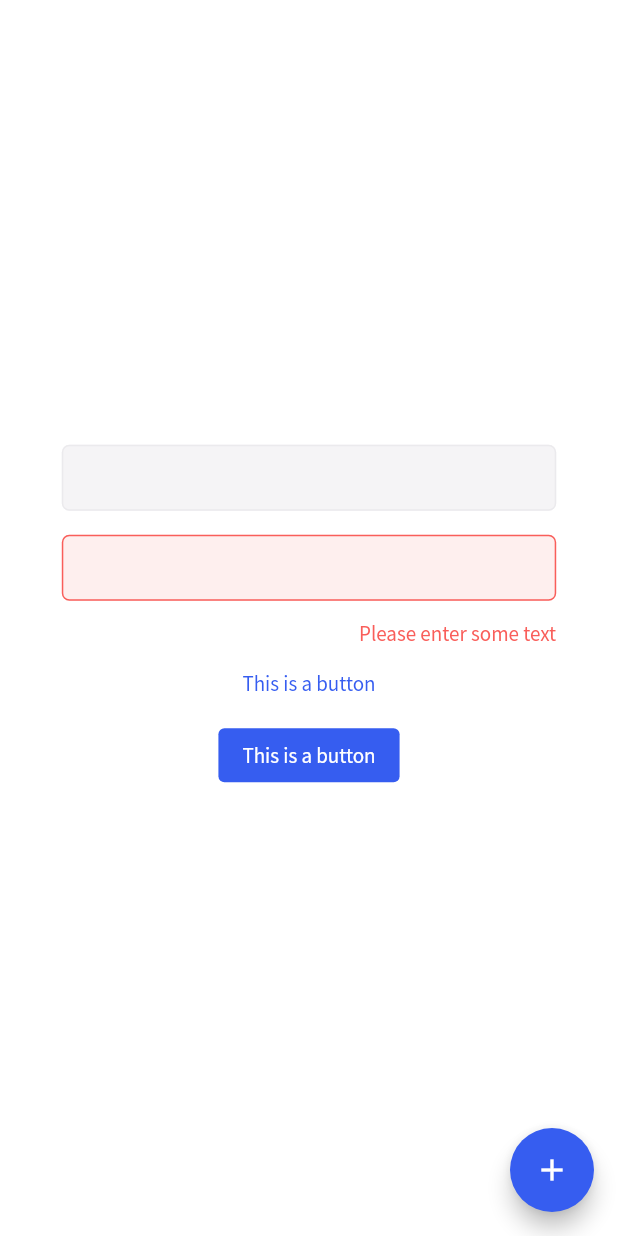
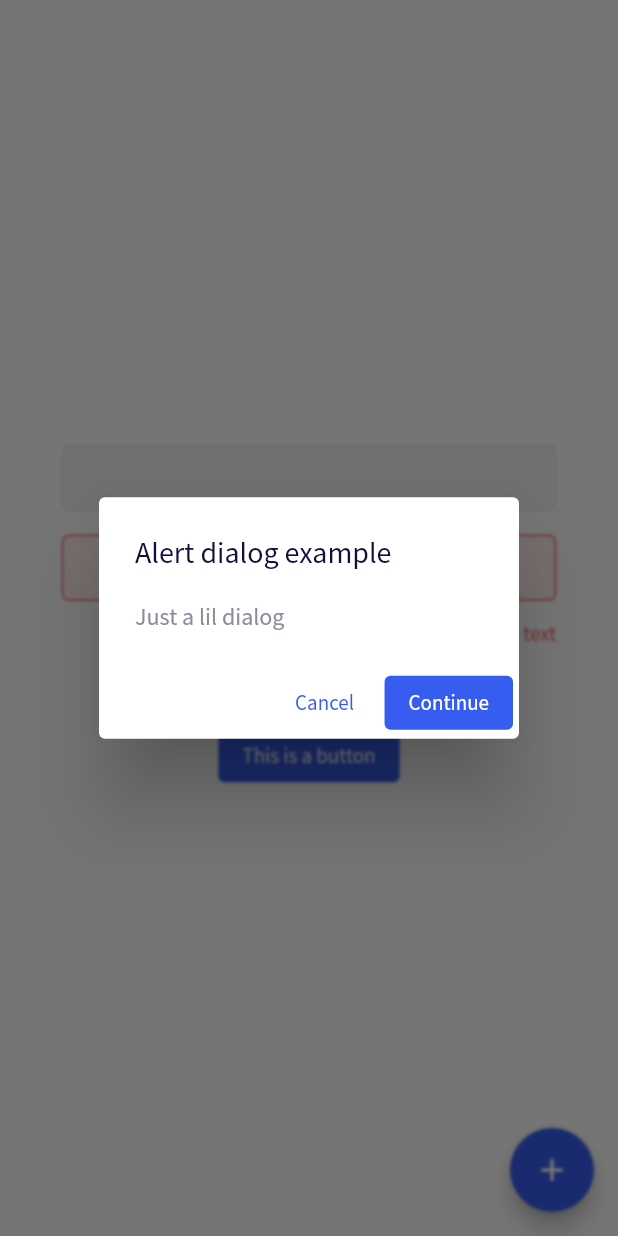
Before and after one commit to morisoinc/vuttr, a Flutter app: the screen it shows after launch, after a tap on the "add" icon, on a phone screen of 412 x 824 dp. Run offline on Flutter 3.47's test engine with Material 2 defaults, Android fonts, the phone set to English and light mode, and no system bars.

Commit message:
creating custom alert dialog

```diff
--- a/lib/ui/main.dart
+++ b/lib/ui/main.dart
@@ -1,4 +1,5 @@
 import 'package:flutter/material.dart';
+import 'package:vuttr/ui/widgets/v_alert_dialog.dart';
 import 'package:vuttr/ui/widgets/v_container.dart';
 import 'package:vuttr/ui/widgets/v_text_field.dart';
 
@@ -63,7 +64,14 @@ class MyHomePage extends StatelessWidget {
       ),
       floatingActionButton: FloatingActionButton(
         child: Icon(Icons.add),
-        onPressed: () {},
+        onPressed: () {
+          VAlertDialog(
+            title: 'Alert dialog example',
+            content: 'Just a lil dialog',
+            continueCallBack: () => { Navigator.pop(context) },
+            context: context,
+          ).show();
+        },
       ),
     );
   }
--- /dev/null
+++ b/lib/ui/widgets/v_alert_dialog.dart
@@ -0,0 +1,57 @@
+import 'dart:ui';
+
+import 'package:flutter/material.dart';
+import 'package:vuttr/ui/global/colors.dart';
+
+class VAlertDialog extends StatelessWidget {
+  final String title;
+  final String content;
+  final VoidCallback continueCallBack;
+  final BuildContext context;
+
+  VAlertDialog({
+    required this.title,
+    required this.content,
+    required this.continueCallBack,
+    required this.context,
+  });
+
+  void show() {
+    showDialog(context: context, builder: (context) => this);
+  }
+
+  @override
+  Widget build(BuildContext context) {
+    return BackdropFilter(
+      filter: ImageFilter.blur(sigmaX: 1, sigmaY: 1),
+      child: AlertDialog(
+        actionsPadding: EdgeInsets.fromLTRB(4, 0, 4, 0),
+        title: Text(
+          title,
+          style: TextStyle(fontSize: 20),
+        ),
+        content: Text(
+          content,
+          style: TextStyle(
+            color: kLightInk,
+            fontSize: 16,
+          ),
+        ),
+        actions: [
+          TextButton(
+            child: Text("Cancel"),
+            onPressed: () {
+              Navigator.of(context).pop();
+            },
+          ),
+          ElevatedButton(
+            child: Text("Continue"),
+            onPressed: () {
+              continueCallBack();
+            },
+          ),
+        ],
+      ),
+    );
+  }
+}
```
